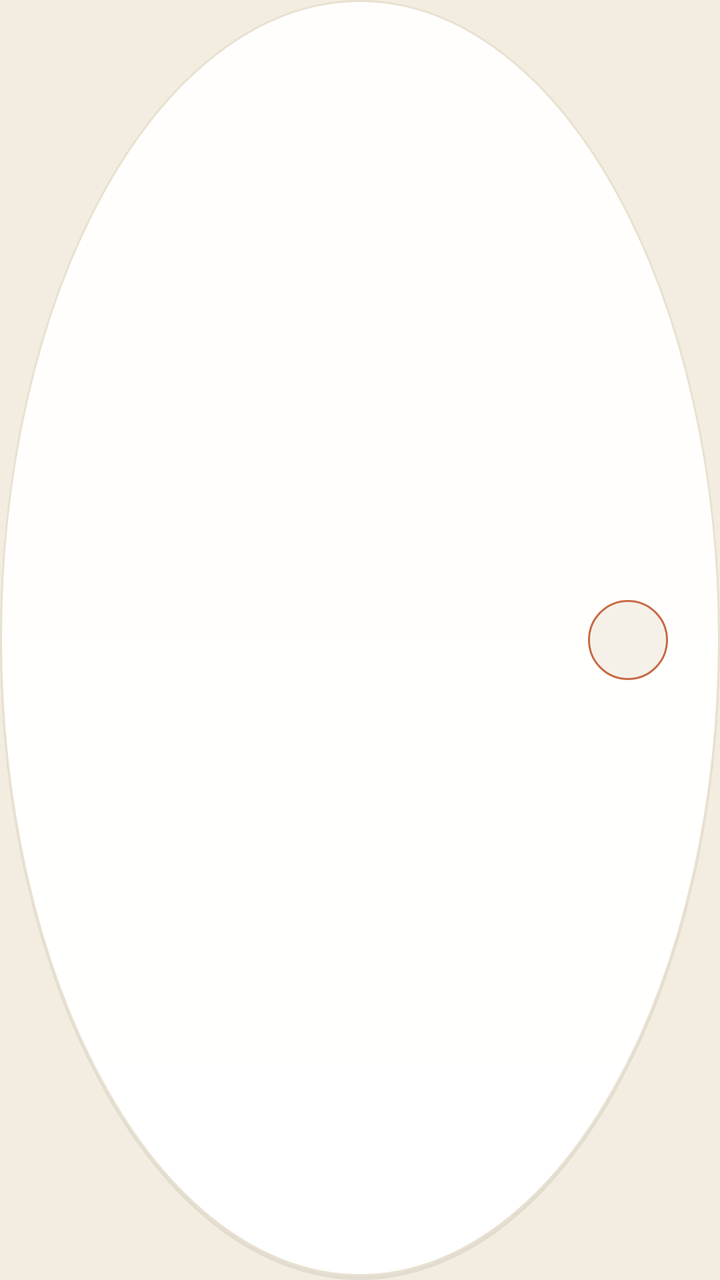
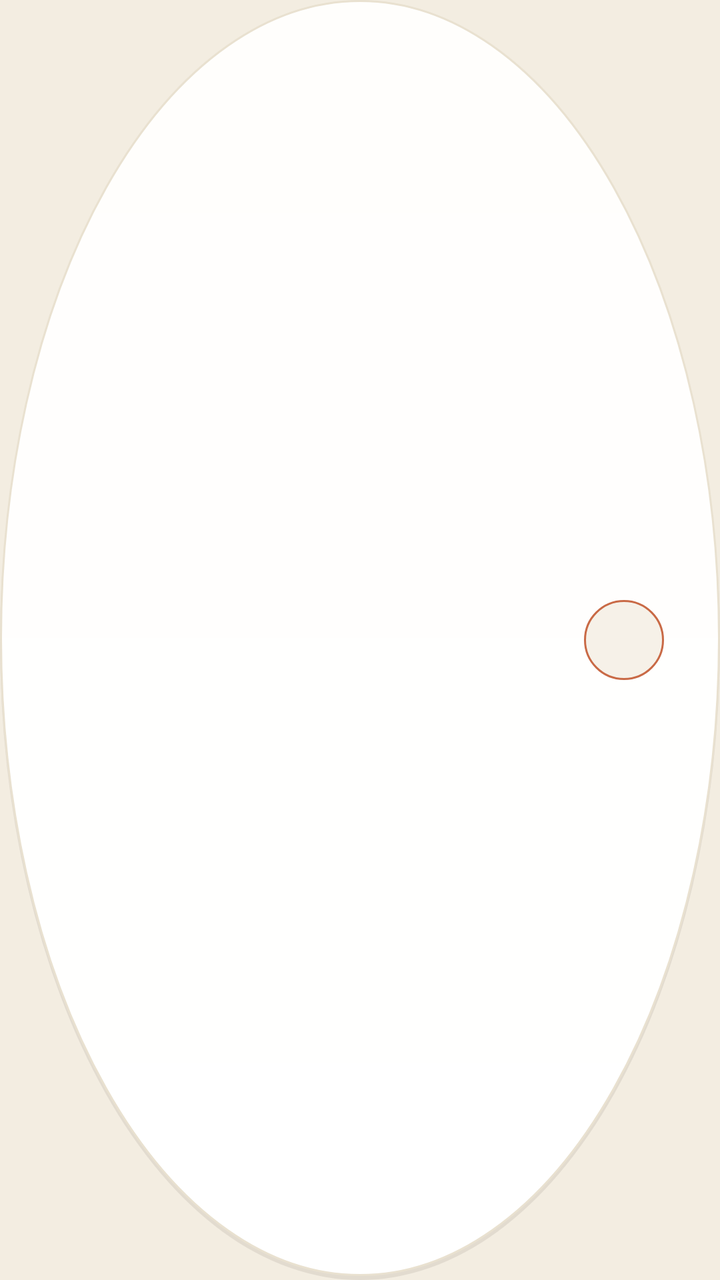

Compare the two renders of this Android layout. The source of the first and the diff that turns it into the second are given below.
<!-- AndroidManifest.xml: application theme Theme.ClinicalMaster -->
<!-- res/layout/item_patient_row.xml -->
<?xml version="1.0" encoding="utf-8"?>
<LinearLayout xmlns:android="http://schemas.android.com/apk/res/android"
    android:layout_width="match_parent"
    android:layout_height="wrap_content"
    android:layout_marginBottom="10dp"
    android:background="@drawable/bg_glass_card_pressed"
    android:clickable="true"
    android:focusable="true"
    android:gravity="center_vertical"
    android:orientation="horizontal"
    android:padding="14dp">

    <View
        android:layout_width="40dp"
        android:layout_height="40dp"
        android:layout_marginStart="12dp"
        android:background="@drawable/bg_avatar_circle" />

    <LinearLayout
        android:layout_width="0dp"
        android:layout_height="wrap_content"
        android:layout_weight="1"
        android:orientation="vertical">

        <TextView
            android:id="@+id/patient_name"
            android:layout_width="match_parent"
            android:layout_height="wrap_content"
            android:gravity="end"
            android:textColor="@color/text_primary"
            android:textDirection="rtl"
            android:textSize="14.5sp"
            android:textStyle="bold" />

        <TextView
            android:id="@+id/patient_phone"
            android:layout_width="match_parent"
            android:layout_height="wrap_content"
            android:layout_marginTop="2dp"
            android:gravity="end"
            android:textColor="@color/text_tertiary"
            android:textDirection="ltr"
            android:textSize="12sp" />
    </LinearLayout>
</LinearLayout>
<!-- resources referenced by this layout -->
<resources>
  <color name="text_primary">#231F19</color>
  <color name="text_tertiary">#9C9182</color>
  <!-- drawable bg_avatar_circle (drawable) -->
  <?xml version="1.0" encoding="utf-8"?>
  <shape xmlns:android="http://schemas.android.com/apk/res/android"
      android:shape="oval">
      <solid android:color="@color/glass_fill_soft" />
      <stroke android:width="1dp" android:color="@color/primary_cyan" />
  </shape>
  <color name="glass_fill_soft">#F6F1E8</color>
  <color name="primary_cyan">#C96A46</color>
  <color name="glass_highlight">#1F000000</color>
  <color name="white">#FFFFFF</color>
  <color name="shadow_soft">#14201208</color>
  <color name="glass_fill_strong">#FFFFFF</color>
  <color name="glass_fill">#FFFEFC</color>
  <color name="glass_border">#E9E1D0</color>
  <color name="primary_cyan_dark">#9C4E31</color>
  <color name="m3_primary_container">#F3DBCB</color>
  <color name="m3_on_primary_container">#5A2812</color>
  <color name="accent_violet">#4F7183</color>
  <color name="accent_violet_dark">#3A5563</color>
  <color name="m3_secondary_container">#DAE5E8</color>
  <color name="m3_on_secondary_container">#1C333B</color>
  <color name="m3_tertiary">#A8752B</color>
  <color name="m3_on_tertiary">#FFFFFF</color>
  <color name="m3_tertiary_container">#F2E2C4</color>
  <color name="m3_on_tertiary_container">#463010</color>
  <color name="bg_dark">#F3EDE1</color>
  <color name="surface_dark">#FFFEFC</color>
  <color name="m3_surface_variant">#F1EBDD</color>
  <color name="m3_on_surface_variant">#6B6155</color>
  <color name="m3_surface_container">#F1EBDD</color>
  <color name="m3_surface_container_high">#EAE2CE</color>
  <color name="m3_outline">#9C9182</color>
  <color name="m3_outline_variant">#EFE9DC</color>
  <color name="m3_error">#B5432B</color>
  <color name="m3_on_error">#FFFFFF</color>
  <color name="m3_error_container">#F5D6CB</color>
  <color name="m3_on_error_container">#591C0E</color>
  <color name="bg_deep_1">#FAF7F0</color>
  <style name="ShapeAppearance.M3.Corner.ExtraSmall" parent="ShapeAppearance.Material3.Corner.ExtraSmall">
          <item name="cornerSize">8dp</item>
      </style>
  <style name="ShapeAppearance.M3.Corner.Small" parent="ShapeAppearance.Material3.Corner.Small">
          <item name="cornerSize">12dp</item>
      </style>
  <style name="ShapeAppearance.M3.Corner.Medium" parent="ShapeAppearance.Material3.Corner.Medium">
          <item name="cornerSize">16dp</item>
      </style>
  <style name="ShapeAppearance.M3.Corner.Large" parent="ShapeAppearance.Material3.Corner.Large">
          <item name="cornerSize">24dp</item>
      </style>
  <style name="ThemeOverlay.ClinicalMaster.Dialog" parent="ThemeOverlay.Material3.MaterialAlertDialog">
          <item name="colorSurface">@color/glass_fill_strong</item>
          <item name="colorOnSurface">@color/text_primary</item>
          <item name="materialAlertDialogTitleTextStyle">@style/MaterialAlertDialog.ClinicalMaster.Title</item>
          <item name="shapeAppearanceOverlay">@style/ShapeAppearance.M3.Corner.Large</item>
      </style>
  <style name="MaterialAlertDialog.ClinicalMaster.Title" parent="MaterialAlertDialog.Material3.Title.Text">
          <item name="android:textDirection">rtl</item>
          <item name="android:gravity">end</item>
      </style>
  <!-- unchanged entries left out for length: 2 -->
</resources>

<!-- the commit's change to res/layout/item_patient_row.xml (unified diff, before → after) -->
@@ -2,13 +2,13 @@
 <LinearLayout xmlns:android="http://schemas.android.com/apk/res/android"
     android:layout_width="match_parent"
     android:layout_height="wrap_content"
-    android:layout_marginBottom="10dp"
+    android:layout_marginBottom="12dp"
     android:background="@drawable/bg_glass_card_pressed"
     android:clickable="true"
     android:focusable="true"
     android:gravity="center_vertical"
     android:orientation="horizontal"
-    android:padding="14dp">
+    android:padding="16dp">
 
     <View
         android:layout_width="40dp"
